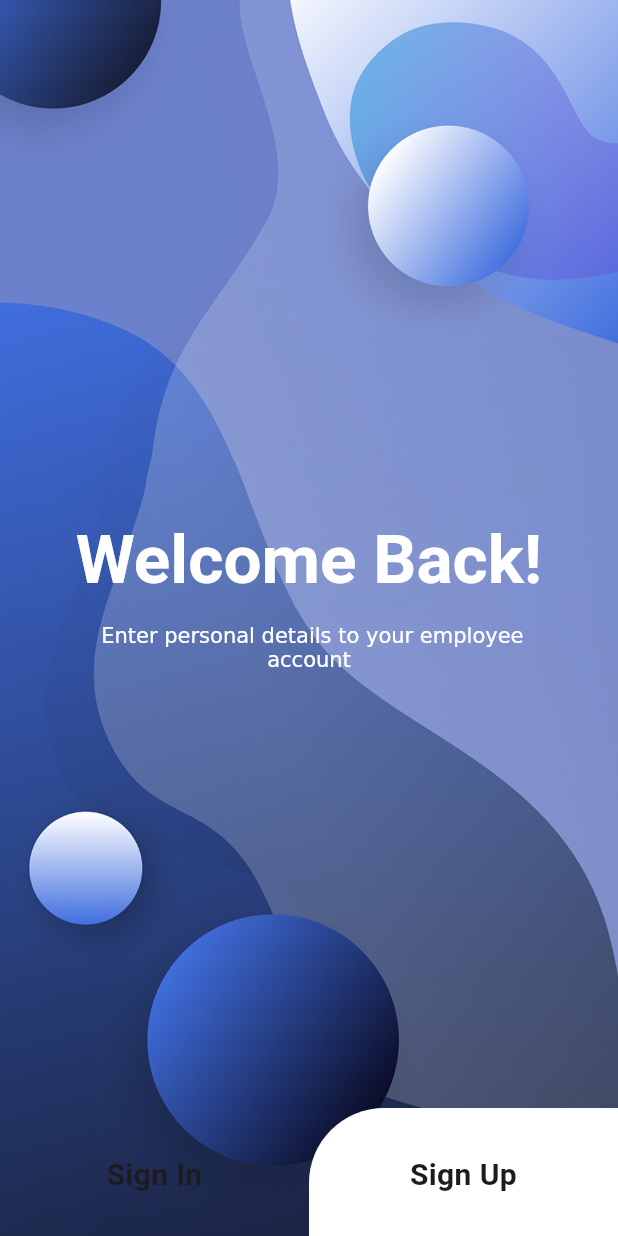
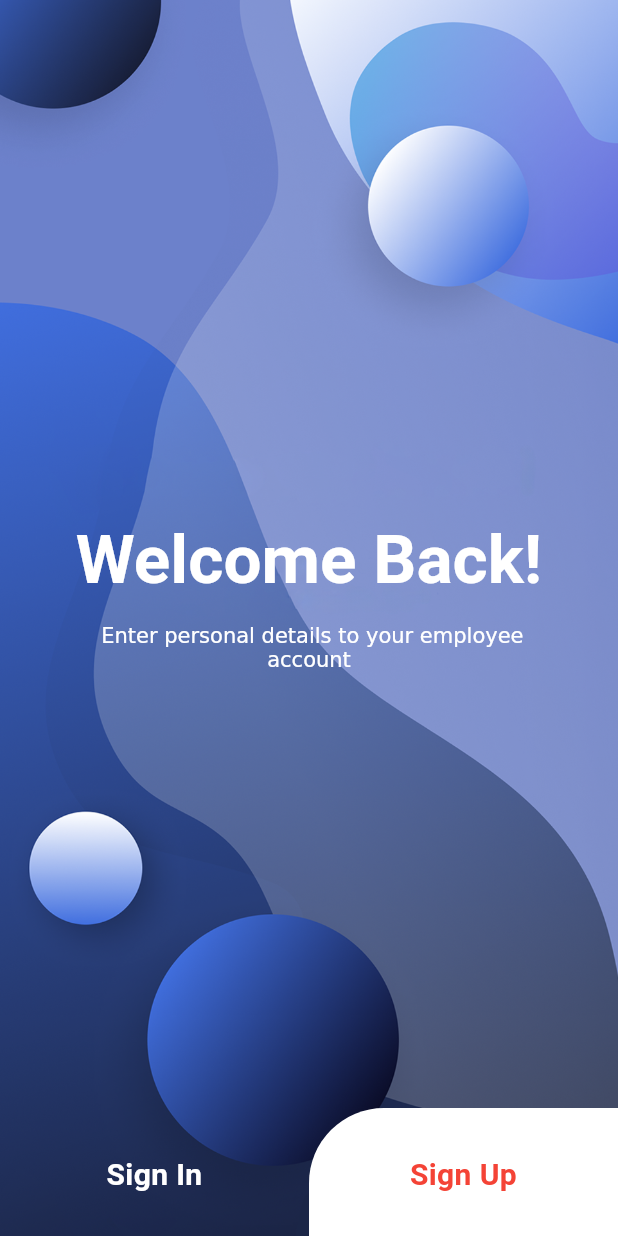
Before and after one commit to DgvDilshan/sign_up, a Flutter app: the screen it shows after launch, on a phone screen of 412 x 824 dp. Run offline on Flutter 3.47's test engine with Material 3 defaults, Android fonts, the phone set to English and light mode, and no system bars.

Commit message:
adding text color

```diff
--- a/lib/screens/welcome_screen.dart
+++ b/lib/screens/welcome_screen.dart
@@ -53,12 +53,14 @@ class WelcomeScreen extends StatelessWidget {
                     buttonText: 'Sign In',
                     onTap: SigninScreen(),
                     color: Colors.transparent,
+                    textColor: Colors.white,
                   )),
                   Expanded(
                       child: welcomeButton(
                     buttonText: 'Sign Up',
                     onTap: SignupScreen(),
                     color: Colors.white,
+                    textColor: Colors.red,
                   )),
                 ],
               ),
--- a/lib/widegets/welcome_button.dart
+++ b/lib/widegets/welcome_button.dart
@@ -3,10 +3,15 @@ import 'package:sign_up/screens/signup_screen.dart';
 
 class welcomeButton extends StatelessWidget {
   const welcomeButton(
-      {super.key, this.buttonText, required this.onTap, this.color});
+      {super.key,
+      this.buttonText,
+      required this.onTap,
+      this.color,
+      this.textColor});
   final String? buttonText;
   final Widget? onTap;
   final Color? color;
+  final Color? textColor;
 
   @override
   Widget build(BuildContext context) {
@@ -29,9 +34,10 @@ class welcomeButton extends StatelessWidget {
           child: Text(
             buttonText!,
             textAlign: TextAlign.center,
-            style: const TextStyle(
+            style: TextStyle(
               fontSize: 20.0,
               fontWeight: FontWeight.bold,
+              color: textColor!,
             ),
           )),
     );
```
